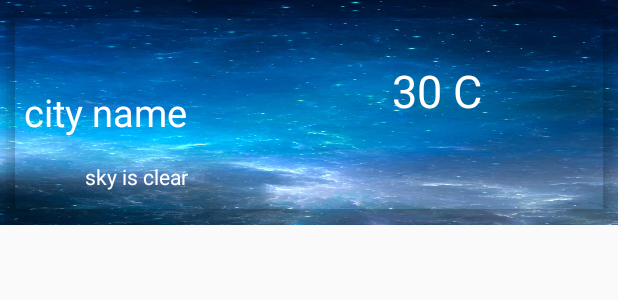
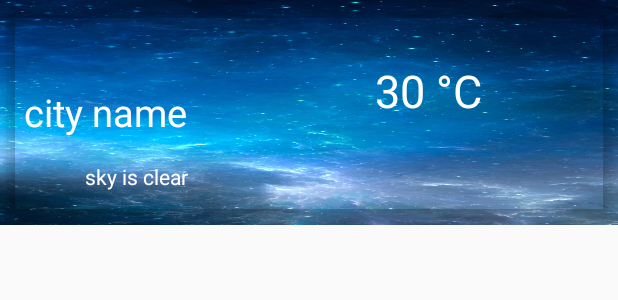
Before and after one commit to fatemeh123/Weather, an Android app: the layout temp_item.xml on its own in the app's theme, with its tools: preview values and no code run, on a phone screen of 412 x 824 dp. Shown: the top 300 px of the screen. Run offline under Robolectric (Android 15) with nearby library versions, the phone set to English and light mode, and no system bars.

Commit message:
default part completed i think

```diff
--- a/app/src/main/java/ir/mft/workshop/weather/adapter/WeatherAdapter.java
+++ b/app/src/main/java/ir/mft/workshop/weather/adapter/WeatherAdapter.java
@@ -54,7 +54,7 @@ public class WeatherAdapter extends RecyclerView.Adapter<WeatherAdapter.MyViewHo
         int templow = Converter.convertToC(low);
 
         holder.txtSky.setText(text);
-        holder.txtTemp.setText(tempHigh + " C _" +templow+" C");
+        holder.txtTemp.setText(tempHigh + " °C _" +templow+" °C");
         holder.txtCityName.setText(day);
         //holder.img.setImageDrawable(R.drawable.background);
         holder.img.setImageDrawable(context.getResources().getDrawable(WeatherPhoto.getIcon(text)));
--- a/app/src/main/res/layout/temp_item.xml
+++ b/app/src/main/res/layout/temp_item.xml
@@ -43,7 +43,7 @@
 
                 <TextView
                     android:id="@+id/txtTemp"
-                    android:text="30 C"
+                    android:text="30 °C"
                     android:textSize="30dp"
                     android:textColor="#fff"
                     android:layout_toEndOf="@+id/txtCity"
```
Also changed, not shown: app/src/main/java/ir/mft/workshop/weather/activity/MainActivity.java (+5 -2 lines).
